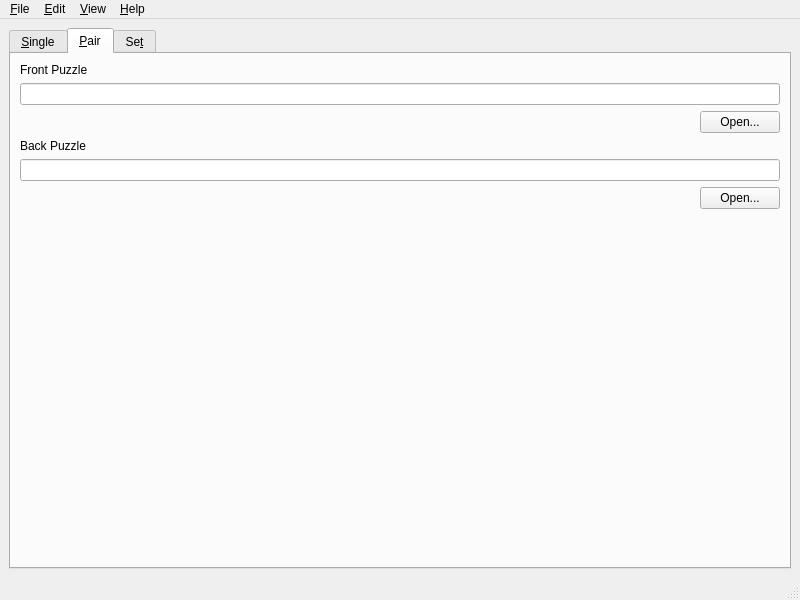
The window that four_letter_blocks/main_window.ui (donkirkby/four-letter-blocks) describes before a commit, drawn with Qt 5.
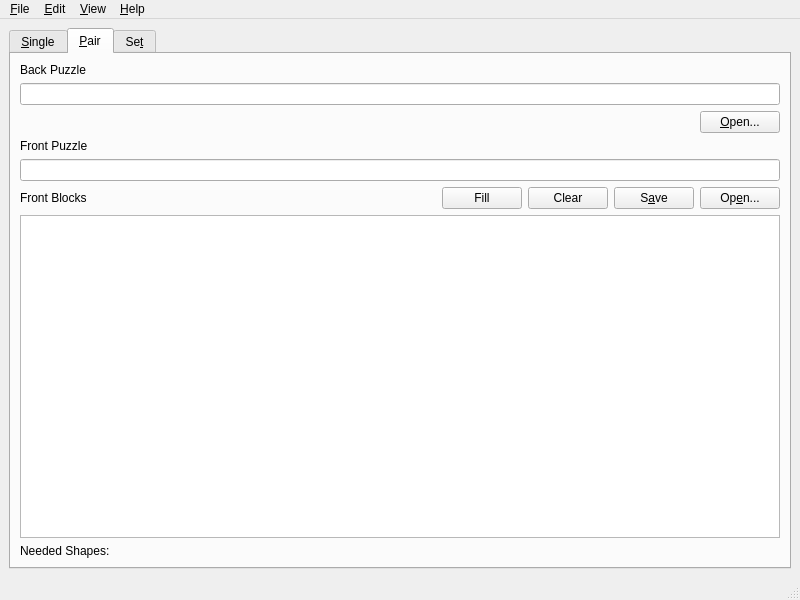
The same window after the commit. The open tabs and pages were chosen to show the change. Custom widgets are drawn as their Qt base class.

Patch:
```diff
--- a/four_letter_blocks/main_window.ui
+++ b/four_letter_blocks/main_window.ui
@@ -94,20 +94,14 @@
         <string>&amp;Pair</string>
        </attribute>
        <layout class="QGridLayout" name="gridLayout_2">
-        <item row="6" column="1">
-         <spacer name="vertical_spacer">
-          <property name="orientation">
-           <enum>Qt::Vertical</enum>
-          </property>
-          <property name="sizeHint" stdset="0">
-           <size>
-            <width>20</width>
-            <height>40</height>
-           </size>
-          </property>
-         </spacer>
-        </item>
         <item row="2" column="0">
+         <widget class="QLabel" name="back_label">
+          <property name="text">
+           <string>Back Puzzle</string>
+          </property>
+         </widget>
+        </item>
+        <item row="5" column="0">
          <spacer name="horizontal_spacer">
           <property name="orientation">
            <enum>Qt::Horizontal</enum>
@@ -120,45 +114,79 @@
           </property>
          </spacer>
         </item>
-        <item row="1" column="0" colspan="2">
-         <widget class="QLineEdit" name="front_name">
-          <property name="readOnly">
-           <bool>true</bool>
+        <item row="12" column="0" colspan="5">
+         <widget class="QLabel" name="needed_shapes_label">
+          <property name="text">
+           <string>Needed Shapes:</string>
           </property>
          </widget>
         </item>
-        <item row="4" column="0" colspan="2">
+        <item row="8" column="1">
+         <widget class="QPushButton" name="front_fill_button">
+          <property name="text">
+           <string>Fill</string>
+          </property>
+         </widget>
+        </item>
+        <item row="5" column="4">
+         <widget class="QPushButton" name="back_open_button">
+          <property name="text">
+           <string>&amp;Open...</string>
+          </property>
+         </widget>
+        </item>
+        <item row="3" column="0" colspan="5">
          <widget class="QLineEdit" name="back_name">
           <property name="readOnly">
            <bool>true</bool>
           </property>
          </widget>
         </item>
-        <item row="2" column="1">
+        <item row="8" column="4">
          <widget class="QPushButton" name="front_open_button">
           <property name="text">
-           <string>Open...</string>
+           <string>Op&amp;en...</string>
           </property>
          </widget>
         </item>
-        <item row="5" column="1">
-         <widget class="QPushButton" name="back_open_button">
+        <item row="11" column="0" colspan="5">
+         <widget class="QPlainTextEdit" name="front_blocks_text"/>
+        </item>
+        <item row="8" column="2">
+         <widget class="QPushButton" name="front_clear_button">
           <property name="text">
-           <string>Open...</string>
+           <string>Clear</string>
           </property>
          </widget>
         </item>
-        <item row="0" column="0" colspan="2">
+        <item row="8" column="0">
+         <widget class="QLabel" name="front_blocks_label">
+          <property name="text">
+           <string>Front Blocks</string>
+          </property>
+         </widget>
+        </item>
+        <item row="6" column="0">
          <widget class="QLabel" name="front_label">
           <property name="text">
            <string>Front Puzzle</string>
           </property>
          </widget>
         </item>
-        <item row="3" column="0" colspan="2">
-         <widget class="QLabel" name="back_label">
+        <item row="7" column="0" colspan="5">
+         <widget class="QLineEdit" name="front_name">
+          <property name="focusPolicy">
+           <enum>Qt::ClickFocus</enum>
+          </property>
+          <property name="readOnly">
+           <bool>true</bool>
+          </property>
+         </widget>
+        </item>
+        <item row="8" column="3">
+         <widget class="QPushButton" name="front_save_button">
           <property name="text">
-           <string>Back Puzzle</string>
+           <string>S&amp;ave</string>
           </property>
          </widget>
         </item>
```
Left out of the diff: 50 changed lines with no effect on the pictures.
